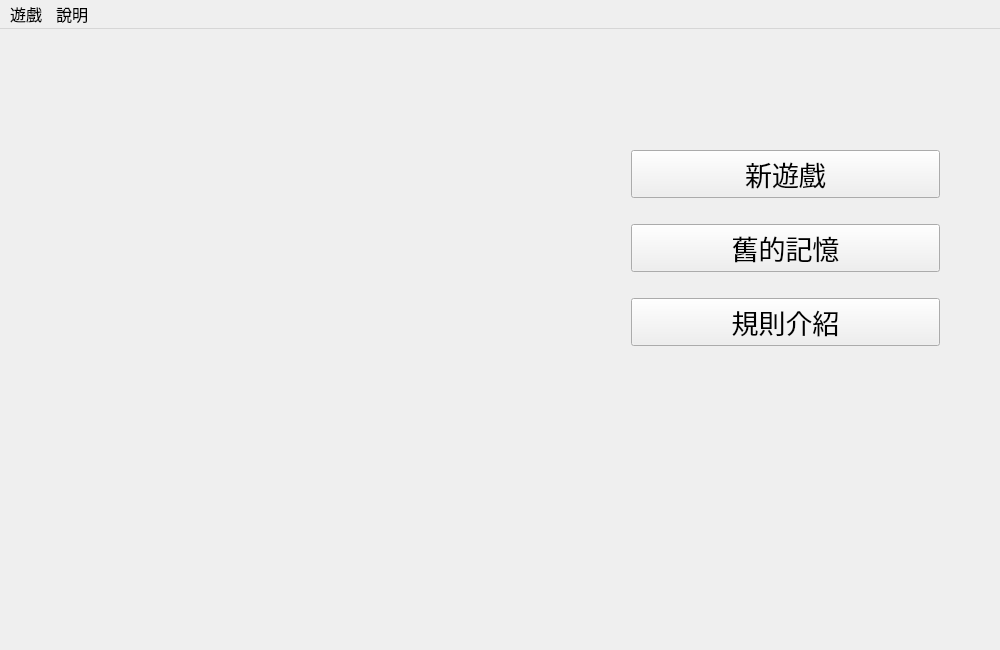
Qt form mainwindow.ui (linwebs/island_survive) before a commit.
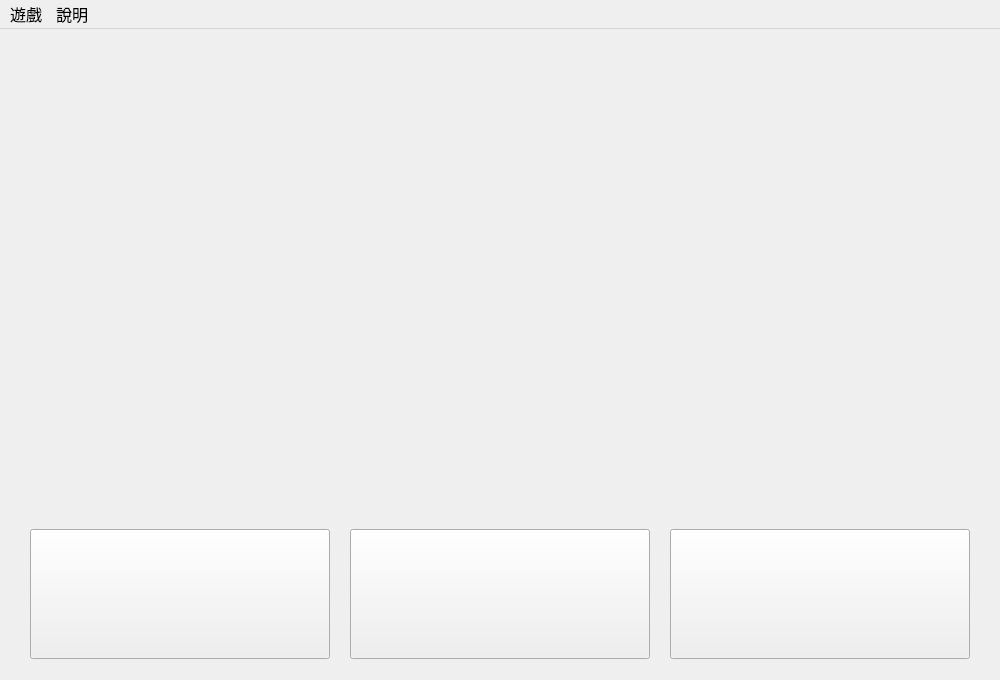
The same form after that commit.

```diff
--- a/mainwindow.ui
+++ b/mainwindow.ui
@@ -7,19 +7,19 @@
     <x>0</x>
     <y>0</y>
     <width>1000</width>
-    <height>650</height>
+    <height>680</height>
    </rect>
   </property>
   <property name="minimumSize">
    <size>
     <width>1000</width>
-    <height>650</height>
+    <height>680</height>
    </size>
   </property>
   <property name="maximumSize">
    <size>
     <width>1000</width>
-    <height>650</height>
+    <height>680</height>
    </size>
   </property>
   <property name="font">
@@ -32,53 +32,59 @@
    <string>小島生存</string>
   </property>
   <widget class="QWidget" name="centralWidget">
-   <widget class="QWidget" name="layoutWidget">
-    <property name="geometry">
-     <rect>
-      <x>620</x>
-      <y>90</y>
-      <width>331</width>
-      <height>261</height>
-     </rect>
-    </property>
-    <layout class="QVBoxLayout" name="verticalLayout">
-     <item>
       <widget class="QPushButton" name="btn_new_game">
+    <property name="geometry">
+     <rect>
+      <x>30</x>
+      <y>500</y>
+      <width>300</width>
+      <height>130</height>
+     </rect>
+    </property>
        <property name="font">
         <font>
          <pointsize>20</pointsize>
         </font>
        </property>
        <property name="text">
-        <string>新遊戲</string>
-       </property>
-      </widget>
-     </item>
-     <item>
+     <string/>
+    </property>
+   </widget>
       <widget class="QPushButton" name="btn_old_memory">
+    <property name="geometry">
+     <rect>
+      <x>350</x>
+      <y>500</y>
+      <width>300</width>
+      <height>130</height>
+     </rect>
+    </property>
        <property name="font">
         <font>
          <pointsize>20</pointsize>
         </font>
        </property>
        <property name="text">
-        <string>舊的記憶</string>
-       </property>
-      </widget>
-     </item>
-     <item>
+     <string/>
+    </property>
+   </widget>
       <widget class="QPushButton" name="btn_rule_intro">
+    <property name="geometry">
+     <rect>
+      <x>670</x>
+      <y>500</y>
+      <width>300</width>
+      <height>130</height>
+     </rect>
+    </property>
        <property name="font">
         <font>
          <pointsize>20</pointsize>
         </font>
        </property>
        <property name="text">
-        <string>規則介紹</string>
-       </property>
-      </widget>
-     </item>
-    </layout>
+     <string/>
+    </property>
    </widget>
   </widget>
   <widget class="QMenuBar" name="menuBar">
```
Lines whose indentation alone changed are shown as unchanged.
